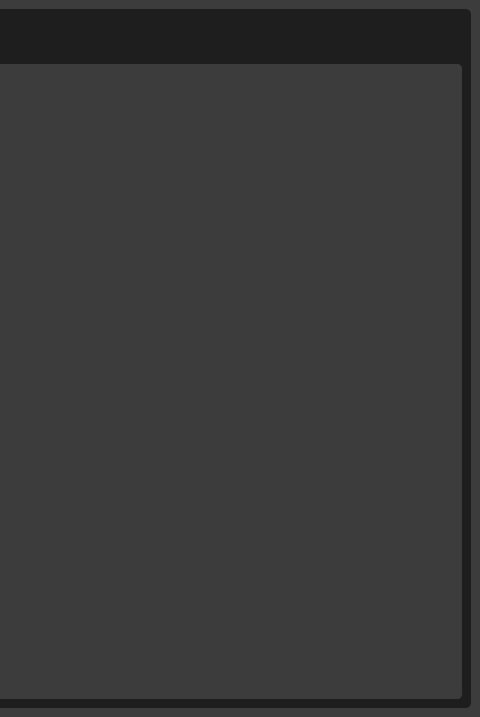
Above: PasswordManager/ui/mainwindow.ui from Jatogame/PasswordManager before the change; both pictures show x 716 to 1196 and y 0 to 717 of the 1196 by 717 pixel window. Below: the same form after it.
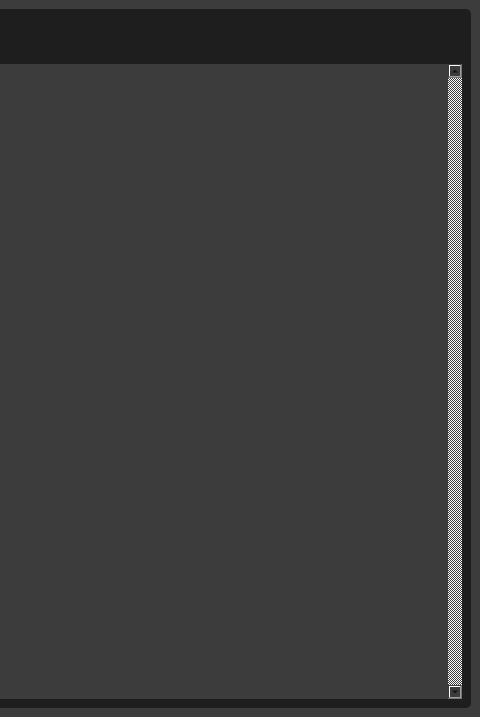
That is the form after the change. The open tabs and pages were chosen to show the change.

Commit message: file-saving after adding password-entry

```diff
--- a/PasswordManager/ui/mainwindow.ui
+++ b/PasswordManager/ui/mainwindow.ui
@@ -670,9 +670,21 @@
             <layout class="QGridLayout" name="gridLayout_6">
              <item row="1" column="0">
               <widget class="QScrollArea" name="scrollArea">
+               <property name="sizePolicy">
+                <sizepolicy hsizetype="Expanding" vsizetype="Expanding">
+                 <horstretch>0</horstretch>
+                 <verstretch>0</verstretch>
+                </sizepolicy>
+               </property>
                <property name="styleSheet">
                 <string notr="true">background-color: rgb(60,60,60);</string>
                </property>
+               <property name="verticalScrollBarPolicy">
+                <enum>Qt::ScrollBarPolicy::ScrollBarAlwaysOn</enum>
+               </property>
+               <property name="horizontalScrollBarPolicy">
+                <enum>Qt::ScrollBarPolicy::ScrollBarAlwaysOff</enum>
+               </property>
                <property name="widgetResizable">
                 <bool>true</bool>
                </property>
@@ -681,24 +693,34 @@
                  <rect>
                   <x>0</x>
                   <y>0</y>
-                  <width>927</width>
+                  <width>913</width>
                   <height>633</height>
                  </rect>
                 </property>
+                <property name="sizePolicy">
+                 <sizepolicy hsizetype="Preferred" vsizetype="Preferred">
+                  <horstretch>0</horstretch>
+                  <verstretch>0</verstretch>
+                 </sizepolicy>
+                </property>
+                <property name="minimumSize">
+                 <size>
+                  <width>600</width>
+                  <height>200</height>
+                 </size>
+                </property>
                 <property name="styleSheet">
                  <string notr="true"/>
                 </property>
-                <widget class="QWidget" name="verticalLayoutWidget">
-                 <property name="geometry">
-                  <rect>
-                   <x>9</x>
-                   <y>9</y>
-                   <width>911</width>
-                   <height>621</height>
-                  </rect>
-                 </property>
-                 <layout class="QVBoxLayout" name="passwords_vertical"/>
-                </widget>
+                <layout class="QGridLayout" name="gridLayout_12">
+                 <item row="0" column="0">
+                  <layout class="QVBoxLayout" name="passwords_vertical">
+                   <property name="sizeConstraint">
+                    <enum>QLayout::SizeConstraint::SetDefaultConstraint</enum>
+                   </property>
+                  </layout>
+                 </item>
+                </layout>
                </widget>
               </widget>
              </item>
```
Left out of the diff: 13 changed lines with no effect on the pictures. The commit also changes 9 other files.
